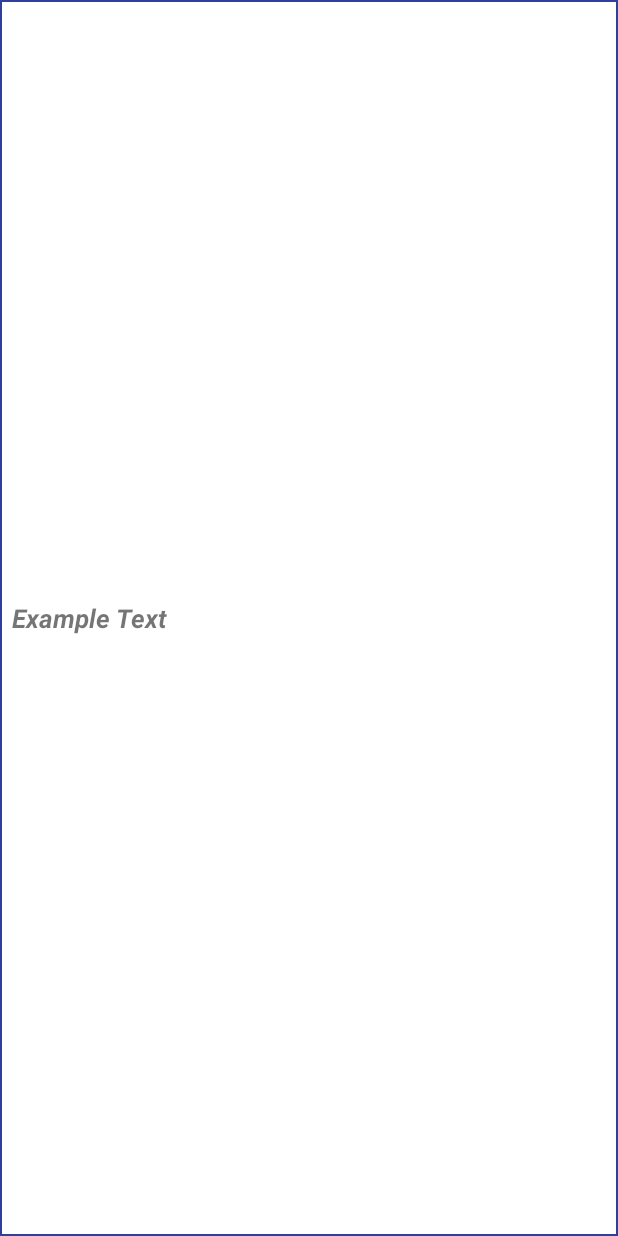
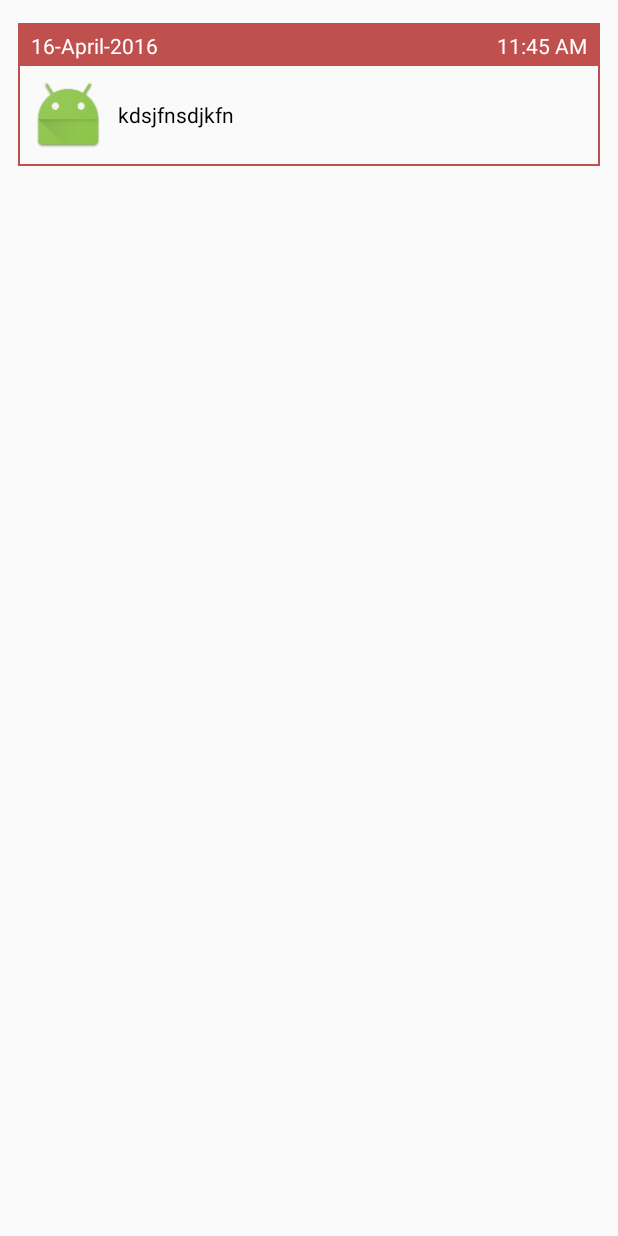
Before and after one commit to rahulrainaaa/TestApp, an Android app: the layout list_picklist_item.xml on its own in the app's theme, with its tools: preview values and no code run, on a phone screen of 412 x 824 dp. Run offline under Robolectric (Android 15) with nearby library versions, the phone set to English and light mode, and no system bars.

Commit message:
Initial Commit

```diff
--- a/app/src/main/res/layout/list_picklist_item.xml
+++ b/app/src/main/res/layout/list_picklist_item.xml
@@ -1,19 +1,87 @@
 <?xml version="1.0" encoding="utf-8"?>
 <LinearLayout xmlns:android="http://schemas.android.com/apk/res/android"
+    android:orientation="vertical"
     android:layout_width="match_parent"
-    android:layout_height="match_parent"
-    android:id="@+id/linearlayout"
-    android:background="@drawable/rect_border"
-    android:gravity="center">
+    android:paddingBottom="15dp"
+    android:paddingLeft="12dp"
+    android:paddingRight="12dp"
+    android:paddingTop="15dp"
+    android:background="#fafafa"
+    android:layout_height="wrap_content" >
 
-    <TextView
-        android:id="@+id/txt_category"
+    <LinearLayout
         android:layout_width="match_parent"
         android:layout_height="wrap_content"
-        android:gravity="center|left"
-        android:padding="7dp"
-        android:text="Example Text"
-        android:textSize="17dp"
-        android:textStyle="bold|italic" />
+        android:orientation="vertical"
+        android:paddingBottom="1dp"
+        android:paddingLeft="1dp"
+        android:paddingRight="1dp"
+        android:paddingTop="1dp"
+        android:background="#c0504e" >
+
+        <LinearLayout
+            android:layout_width="match_parent"
+            android:layout_height="wrap_content"
+            android:orientation="horizontal">
+
+
+            <TextView
+                android:layout_width="wrap_content"
+                android:layout_height="wrap_content"
+                android:textAppearance="?android:attr/textAppearanceSmall"
+                android:text="16-April-2016"
+                android:paddingLeft="7dp"
+                android:paddingTop="4dp"
+                android:paddingBottom="4dp"
+                android:gravity="left"
+                android:id="@+id/txtDate"
+                android:textColor="#ffffff" />
+
+            <TextView
+                android:layout_width="match_parent"
+                android:layout_height="wrap_content"
+                android:textAppearance="?android:attr/textAppearanceSmall"
+                android:text="11:45 AM"
+                android:paddingRight="7dp"
+                android:paddingTop="4dp"
+                android:paddingBottom="4dp"
+                android:gravity="right"
+                android:id="@+id/txtTime"
+                android:textColor="#ffffff" />
+
+        </LinearLayout>
+
+        <LinearLayout
+            android:layout_width="match_parent"
+            android:layout_height="wrap_content"
+            android:background="#fafafa"
+            android:orientation="horizontal"
+            android:gravity="center_vertical">
+
+            <ImageView
+                android:layout_width="65dp"
+                android:layout_height="65dp"
+                android:src="@mipmap/ic_launcher"
+                android:paddingLeft="7dp"
+                android:paddingTop="5dp"
+                android:paddingBottom="5dp"
+                android:paddingRight="8dp"
+                android:id="@+id/imageView" />
+
+            <TextView
+                android:layout_width="match_parent"
+                android:layout_height="wrap_content"
+                android:textAppearance="?android:attr/textAppearanceSmall"
+                android:paddingRight="4dp"
+                android:paddingTop="5dp"
+                android:paddingBottom="5dp"
+                android:text="kdsjfnsdjkfn"
+                android:id="@+id/txtNotification"
+                android:textColor="#000000" />
+
+
+        </LinearLayout>
+
+    </LinearLayout>
 
 </LinearLayout>
```
